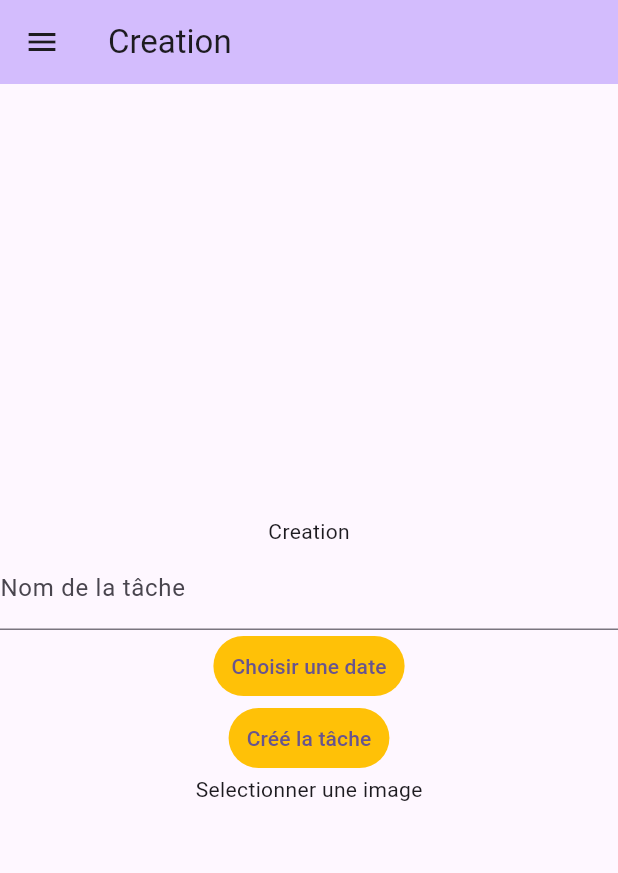
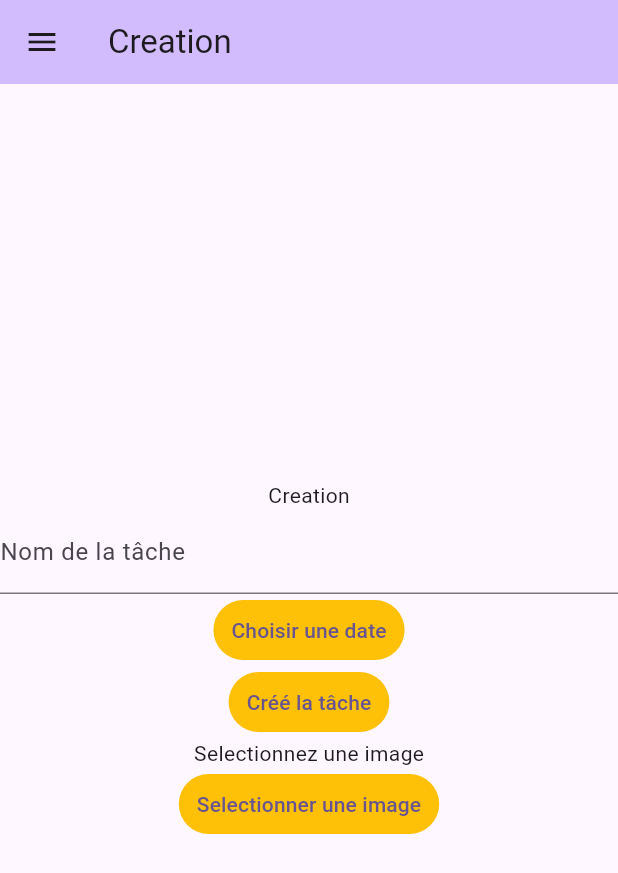
Before and after one commit to nicolaslinke/tp1_ApplicationMobileAvanc-, a Flutter app: the Creation screen opened by its route, on a phone screen of 412 x 824 dp. Shown: the top 873 px of the screen. Run offline on Flutter 3.47's test engine with Material 3 defaults, Android fonts, the phone set to English and light mode, and no system bars; our stand-ins replace cookie_jar, dio, dio_cookie_manager, image_picker; missing offline and left inert: dart:ffi; generated files the repository leaves out were written again.

Commit message:
FCT Les images s'affiche dans la page création de tâche

```diff
--- a/tp1_flutter/lib/creation.dart
+++ b/tp1_flutter/lib/creation.dart
@@ -107,8 +107,18 @@ class _CreationState extends State<Creation> {
                 'Créé la tâche',
               ),
             ),
-            (imagePath=="")?Text("Selectionner une image")
+            (imagePath=="")?Text("Selectionnez une image")
                 :Image.file(File(imagePath )),
+            TextButton(
+              style: TextButton.styleFrom(
+                backgroundColor: Colors.amber,
+              ),
+              onPressed:
+                getImage,
+              child: Text(
+                'Selectionner une image',
+              ),
+            ),
           ],
         ),
       ),
--- a/tp1_flutter/lib/transfert.dart
+++ b/tp1_flutter/lib/transfert.dart
@@ -1,5 +1,6 @@
 import 'dart:ffi';
 
+import 'package:image_picker/image_picker.dart';
 import 'package:intl/intl.dart';
 import 'package:json_annotation/json_annotation.dart';
 
```
Also changed, not shown: 3 other files.
